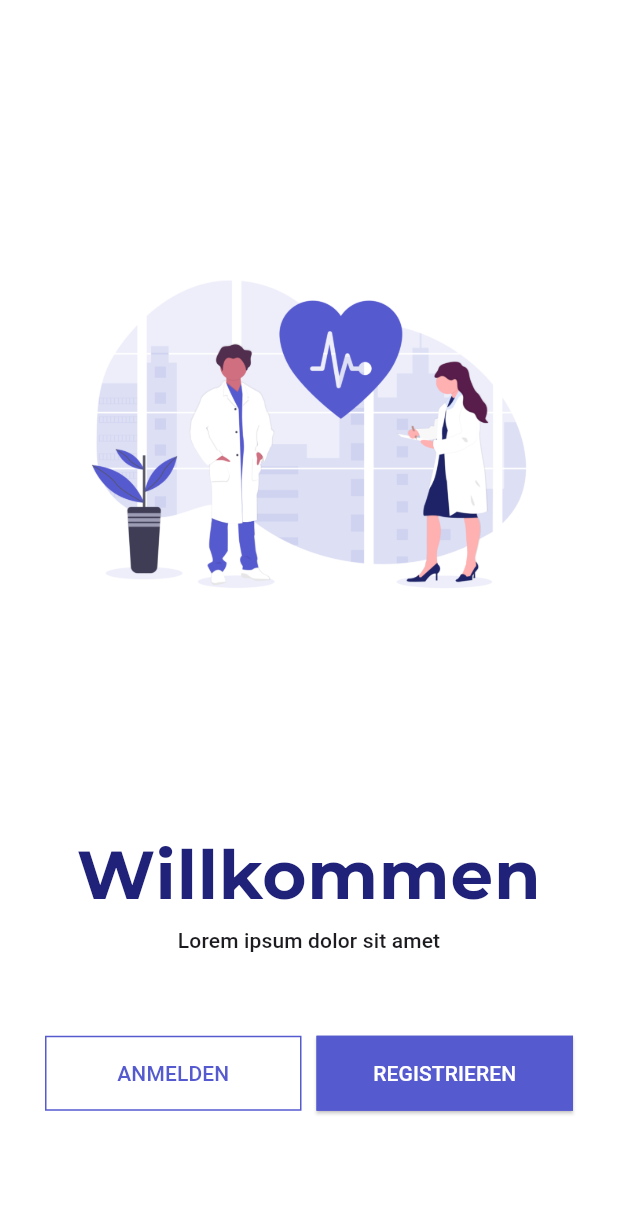
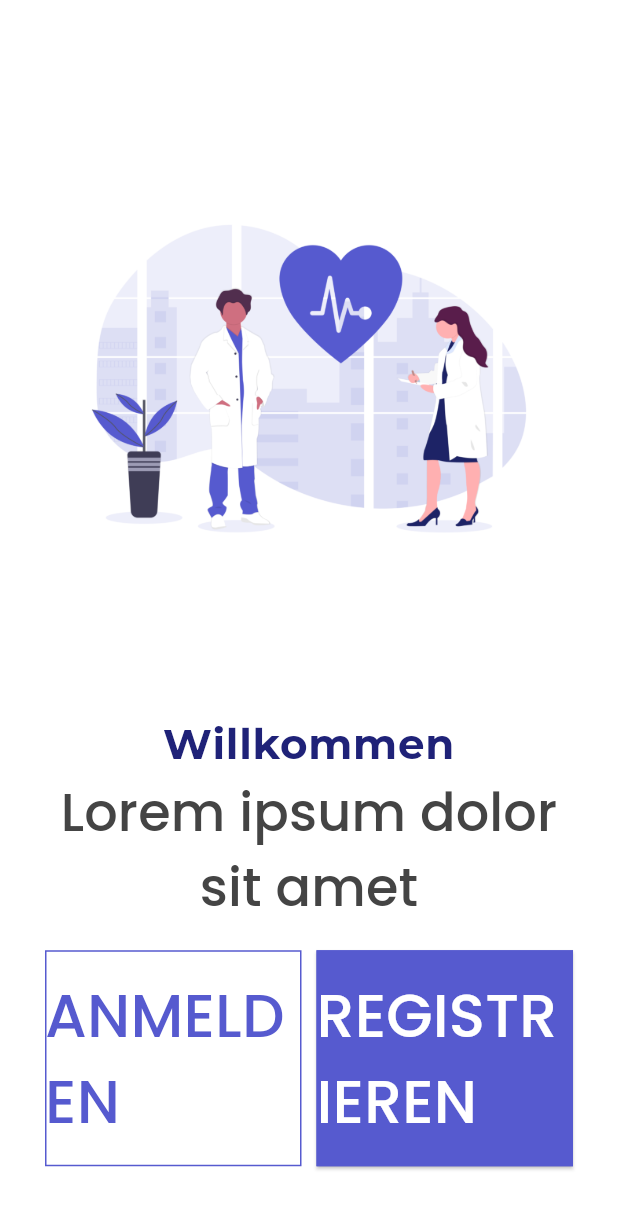
Before and after one commit to veroscsj4/app-for-public-health, a Flutter app: the screen it shows after launch, on a phone screen of 412 x 824 dp. Shown: the top 1209 px of the screen. Run offline on Flutter 3.47's test engine with Material 3 defaults, Android fonts, the phone set to English and light mode, and no system bars; our stand-ins replace get, google_fonts.

Commit message:
Basic Style Anpassungen

```diff
--- a/mobile_app_for_public_health/lib/src/constants/styles.dart
+++ b/mobile_app_for_public_health/lib/src/constants/styles.dart
@@ -23,10 +23,27 @@ class AppTheme {
     textTheme: TextTheme(
       bodyLarge: GoogleFonts.montserrat(
         color: titleColor,
-        fontSize: 45,
+        fontSize: 28,
         fontWeight: FontWeight.bold,
       ),
-      labelSmallWhite: GoogleFonts.poppins(color: whiteColor, fontSize: 30),
+       bodyMedium: GoogleFonts.montserrat(
+        color: titleColor,
+        fontSize: 20,
+        fontWeight: FontWeight.bold,
+      ),
+       bodySmall: GoogleFonts.montserrat(
+        color: titleColor,
+        fontSize: 18,
+        fontWeight: FontWeight.bold,
+      ),
+      headlineLarge: GoogleFonts.poppins(color: textColor, fontSize: 50),
+      headlineMedium: GoogleFonts.poppins(color: textColor, fontSize: 45),
+      headlineSmall: GoogleFonts.poppins(color: textColor, fontSize: 40),
+      titleLarge: GoogleFonts.poppins(color: textColor, fontSize: 45),
+      titleMedium: GoogleFonts.poppins(color: textColor, fontSize: 40),
+      titleSmall: GoogleFonts.poppins(color: textColor, fontSize: 35),
+      labelLarge: GoogleFonts.poppins(color: textColor, fontSize: 40),
+      labelMedium: GoogleFonts.poppins(color: textColor, fontSize: 35),
       labelSmall: GoogleFonts.poppins(color: textColor, fontSize: 30),
     ),
   );
```
Also changed, not shown: mobile_app_for_public_health/lib/src/screens/main/home_page.dart (+18 -14 lines).
